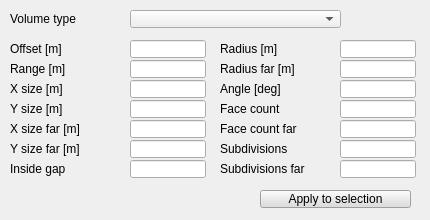
Old version of the form ui/qdlgdetectionvolume.ui in the repository CoppeliaRobotics/coppeliaSimLib.
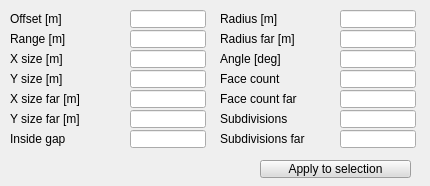
New version of the form.

```diff
--- a/ui/qdlgdetectionvolume.ui
+++ b/ui/qdlgdetectionvolume.ui
@@ -7,7 +7,7 @@
     <x>0</x>
     <y>0</y>
     <width>430</width>
-    <height>220</height>
+    <height>186</height>
    </rect>
   </property>
   <property name="windowTitle">
@@ -16,34 +16,11 @@
   <property name="locale">
    <locale language="English" country="UnitedStates"/>
   </property>
-  <widget class="QLabel" name="label">
-   <property name="geometry">
-    <rect>
-     <x>10</x>
-     <y>10</y>
-     <width>121</width>
-     <height>18</height>
-    </rect>
-   </property>
-   <property name="text">
-    <string>Volume type</string>
-   </property>
-  </widget>
-  <widget class="QComboBox" name="qqType">
-   <property name="geometry">
-    <rect>
-     <x>130</x>
-     <y>10</y>
-     <width>211</width>
-     <height>18</height>
-    </rect>
-   </property>
-  </widget>
   <widget class="QToolButton" name="qqApplyAll">
    <property name="geometry">
     <rect>
      <x>260</x>
-     <y>190</y>
+     <y>160</y>
      <width>151</width>
      <height>18</height>
     </rect>
@@ -501,7 +478,7 @@
    <property name="geometry">
     <rect>
      <x>340</x>
-     <y>40</y>
+     <y>10</y>
      <width>76</width>
      <height>18</height>
     </rect>
@@ -511,7 +488,7 @@
    <property name="geometry">
     <rect>
      <x>10</x>
-     <y>80</y>
+     <y>50</y>
      <width>121</width>
      <height>18</height>
     </rect>
@@ -524,7 +501,7 @@
    <property name="geometry">
     <rect>
      <x>340</x>
-     <y>160</y>
+     <y>130</y>
      <width>76</width>
      <height>18</height>
     </rect>
@@ -534,7 +511,7 @@
    <property name="geometry">
     <rect>
      <x>220</x>
-     <y>40</y>
+     <y>10</y>
      <width>121</width>
      <height>18</height>
     </rect>
@@ -547,7 +524,7 @@
    <property name="geometry">
     <rect>
      <x>10</x>
-     <y>40</y>
+     <y>10</y>
      <width>121</width>
      <height>18</height>
     </rect>
@@ -560,7 +537,7 @@
    <property name="geometry">
     <rect>
      <x>10</x>
-     <y>100</y>
+     <y>70</y>
      <width>121</width>
      <height>18</height>
     </rect>
@@ -573,7 +550,7 @@
    <property name="geometry">
     <rect>
      <x>220</x>
-     <y>100</y>
+     <y>70</y>
      <width>121</width>
      <height>18</height>
     </rect>
@@ -586,7 +563,7 @@
    <property name="geometry">
     <rect>
      <x>10</x>
-     <y>160</y>
+     <y>130</y>
      <width>121</width>
      <height>18</height>
     </rect>
@@ -599,7 +576,7 @@
    <property name="geometry">
     <rect>
      <x>340</x>
-     <y>140</y>
+     <y>110</y>
      <width>76</width>
      <height>18</height>
     </rect>
@@ -609,7 +586,7 @@
    <property name="geometry">
     <rect>
      <x>220</x>
-     <y>60</y>
+     <y>30</y>
      <width>121</width>
      <height>18</height>
     </rect>
@@ -622,7 +599,7 @@
    <property name="geometry">
     <rect>
      <x>340</x>
-     <y>100</y>
+     <y>70</y>
      <width>76</width>
      <height>18</height>
     </rect>
@@ -632,7 +609,7 @@
    <property name="geometry">
     <rect>
      <x>130</x>
-     <y>100</y>
+     <y>70</y>
      <width>76</width>
      <height>18</height>
     </rect>
@@ -642,7 +619,7 @@
    <property name="geometry">
     <rect>
      <x>130</x>
-     <y>80</y>
+     <y>50</y>
      <width>76</width>
      <height>18</height>
     </rect>
@@ -652,7 +629,7 @@
    <property name="geometry">
     <rect>
      <x>220</x>
-     <y>140</y>
+     <y>110</y>
      <width>121</width>
      <height>18</height>
     </rect>
@@ -665,7 +642,7 @@
    <property name="geometry">
     <rect>
      <x>220</x>
-     <y>120</y>
+     <y>90</y>
      <width>121</width>
      <height>18</height>
     </rect>
@@ -678,7 +655,7 @@
    <property name="geometry">
     <rect>
      <x>130</x>
-     <y>160</y>
+     <y>130</y>
      <width>76</width>
      <height>18</height>
     </rect>
@@ -688,7 +665,7 @@
    <property name="geometry">
     <rect>
      <x>10</x>
-     <y>60</y>
+     <y>30</y>
      <width>121</width>
      <height>18</height>
     </rect>
@@ -701,7 +678,7 @@
    <property name="geometry">
     <rect>
      <x>130</x>
-     <y>40</y>
+     <y>10</y>
      <width>76</width>
      <height>18</height>
     </rect>
@@ -711,7 +688,7 @@
    <property name="geometry">
     <rect>
      <x>130</x>
-     <y>60</y>
+     <y>30</y>
      <width>76</width>
      <height>18</height>
     </rect>
@@ -721,7 +698,7 @@
    <property name="geometry">
     <rect>
      <x>130</x>
-     <y>140</y>
+     <y>110</y>
      <width>76</width>
      <height>18</height>
     </rect>
@@ -731,7 +708,7 @@
    <property name="geometry">
     <rect>
      <x>340</x>
-     <y>120</y>
+     <y>90</y>
      <width>76</width>
      <height>18</height>
     </rect>
@@ -741,7 +718,7 @@
    <property name="geometry">
     <rect>
      <x>340</x>
-     <y>80</y>
+     <y>50</y>
      <width>76</width>
      <height>18</height>
     </rect>
@@ -751,7 +728,7 @@
    <property name="geometry">
     <rect>
      <x>130</x>
-     <y>120</y>
+     <y>90</y>
      <width>76</width>
      <height>18</height>
     </rect>
@@ -761,7 +738,7 @@
    <property name="geometry">
     <rect>
      <x>220</x>
-     <y>80</y>
+     <y>50</y>
      <width>121</width>
      <height>18</height>
     </rect>
@@ -774,7 +751,7 @@
    <property name="geometry">
     <rect>
      <x>220</x>
-     <y>160</y>
+     <y>130</y>
      <width>121</width>
      <height>18</height>
     </rect>
@@ -787,7 +764,7 @@
    <property name="geometry">
     <rect>
      <x>10</x>
-     <y>120</y>
+     <y>90</y>
      <width>121</width>
      <height>18</height>
     </rect>
@@ -800,7 +777,7 @@
    <property name="geometry">
     <rect>
      <x>10</x>
-     <y>140</y>
+     <y>110</y>
      <width>121</width>
      <height>18</height>
     </rect>
@@ -813,7 +790,7 @@
    <property name="geometry">
     <rect>
      <x>340</x>
-     <y>60</y>
+     <y>30</y>
      <width>76</width>
      <height>18</height>
     </rect>
```
Left out of the diff: 1 changed line with no effect on the pictures.
